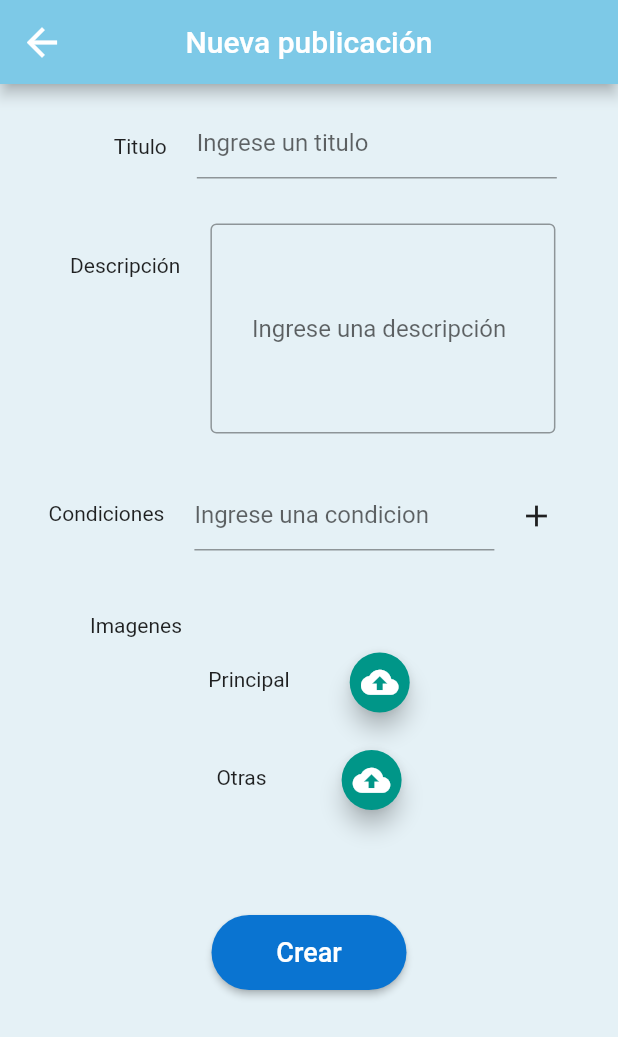
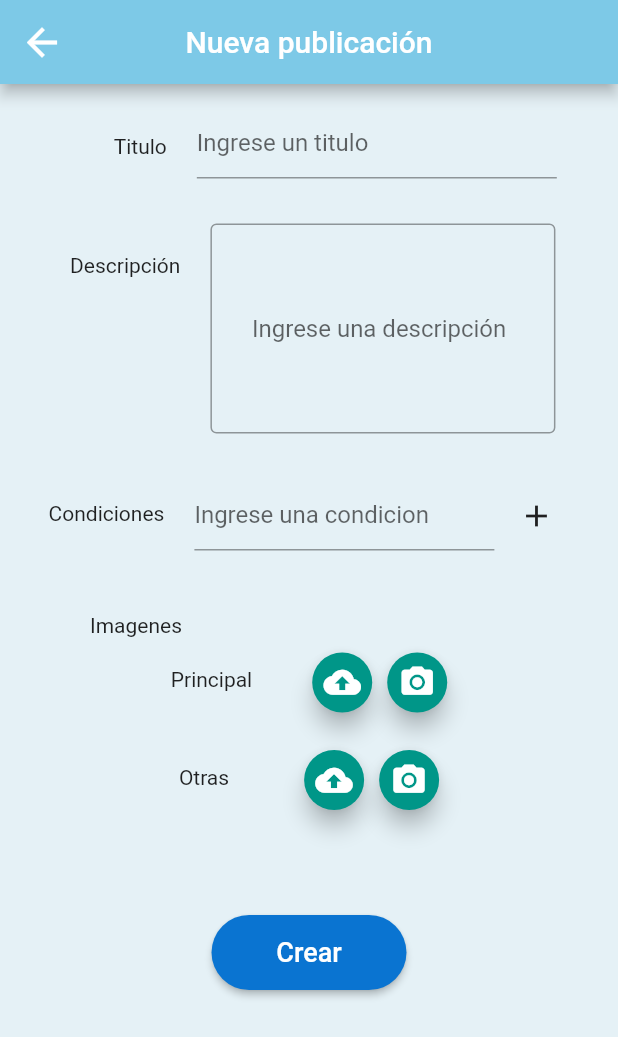
Before and after one commit to FacundoTenuta/Shareplace-Frontend---Facundo-Tenuta, a Flutter app: the NewPublicationPage screen opened by its route, on a phone screen of 412 x 824 dp. Shown: the top 1037 px of the screen. Run offline on Flutter 3.47's test engine with Material 2 defaults, Android fonts, the phone set to English and light mode, and no system bars; our stand-ins replace animate_do, carousel_slider, dio, image_picker, shared_preferences; accounts and stored records are empty.

Commit message:
Se implementa la previsualización de imagenes, y se agrega la opcion de tomar una imagen con la camara

```diff
--- a/lib/src/pages/new_publication_page.dart
+++ b/lib/src/pages/new_publication_page.dart
@@ -305,9 +305,27 @@ class _NewPublicationPageState extends State<NewPublicationPage> {
                         setState(() {
 
                         });
-                          // if (await _principalImage.exists()) {
-                          //   provider.setPrincipalImage(_imagePrincipal.path);
-                          // }
+                      }
+                    },
+                  ),
+                ),
+              ),
+              Container(
+                margin: EdgeInsets.only(top:10, left: 10),
+                child: SizedBox(
+                  width: 40.0,
+                  height: 40.0,
+                  child: FloatingActionButton(
+                    heroTag: null,
+                    backgroundColor: _principalImage == null ? color1 : color2 ,
+                    child: Icon(Icons.camera_alt, size: 25.0,),
+                    onPressed: () async {
+                      if (_principalImage == null) {
+                        _principalImage = await ImagePicker.pickImage(source: ImageSource.camera);
+
+                        setState(() {
+
+                        });
                       }
                     },
                   ),
@@ -343,13 +361,33 @@ class _NewPublicationPageState extends State<NewPublicationPage> {
                       extra = await ImagePicker.pickImage(source: ImageSource.gallery);
                       if (await extra.exists()) {
                         _extraImages.add(extra);
-                        // List<File> aux = provider.getNewImages;
-                        // aux.add(_imageExtra);
-                        // provider.setNewImages(aux);
                       }
                       setState(() {
 
                       });
+                    },
+                  ),
+                ),
+              ),
+              Container(
+                margin: EdgeInsets.only(top:10, left: 10),
+                child: SizedBox(
+                  width: 40.0,
+                  height: 40.0,
+                  child: FloatingActionButton(
+                    heroTag: null,
+                    backgroundColor: Color.fromRGBO(0, 150, 136, 1),
+                    child: Icon(Icons.camera_alt, size: 25.0,),
+                    onPressed: () async {
+                      if (_principalImage == null) {
+                        extra = await ImagePicker.pickImage(source: ImageSource.camera);
+                        if (await extra.exists()) {
+                          _extraImages.add(extra);
+                        }
+                        setState(() {
+
+                        });
+                      }
                     },
                   ),
                 ),
@@ -386,8 +424,8 @@ class _NewPublicationPageState extends State<NewPublicationPage> {
                   mainAxisAlignment: MainAxisAlignment.center,
                   children: <Widget>[
                     Container(
-                      width: 250,
-                      child: Text(_extraImages[index].path),
+                      width: 130,
+                      child: Image(image: FileImage(_extraImages[index]))
                     ),
                     Container(
                       margin: EdgeInsets.only(left: 15),
@@ -465,8 +503,8 @@ class _NewPublicationPageState extends State<NewPublicationPage> {
           mainAxisAlignment: MainAxisAlignment.center,
           children: <Widget>[
             Container(
-              width: 250,
-              child: Text(_principalImage.path)
+              width: 150,
+              child: Image(image: FileImage(_principalImage))
             ),
             Container(
               margin: EdgeInsets.only(left: 15),
```
Also changed, not shown: lib/src/pages/edit_publication_page.dart (+94 -18 lines), lib/src/providers/publication_provider.dart (+30 -4 lines). Lines whose indentation alone changed are shown as unchanged.
